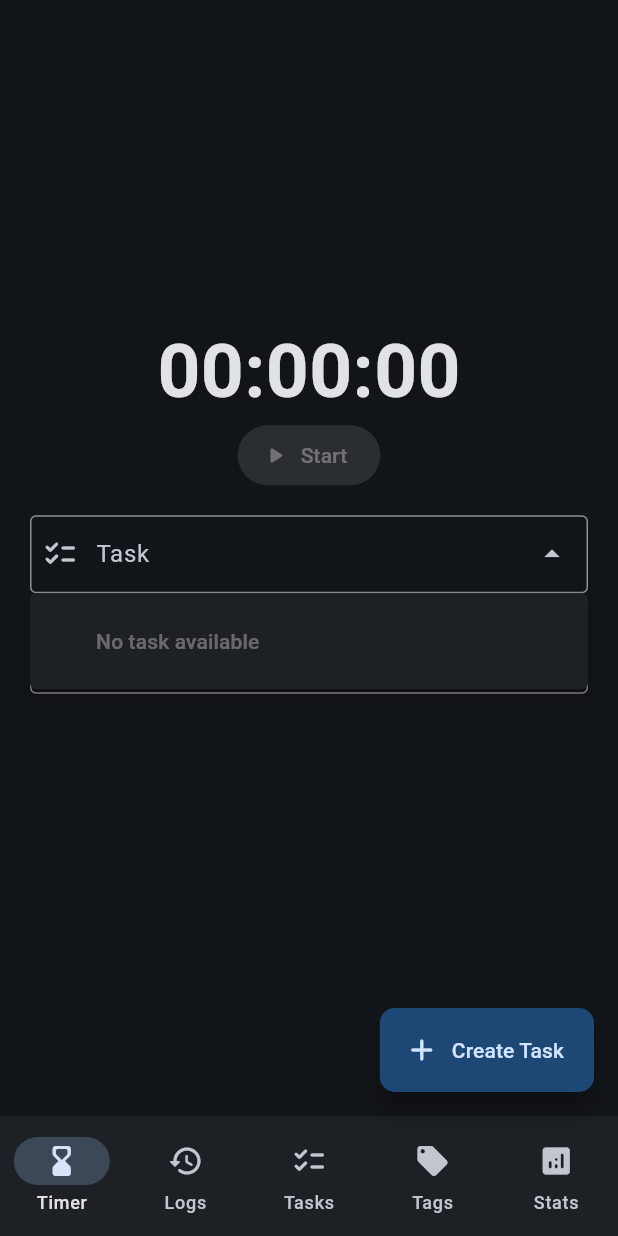
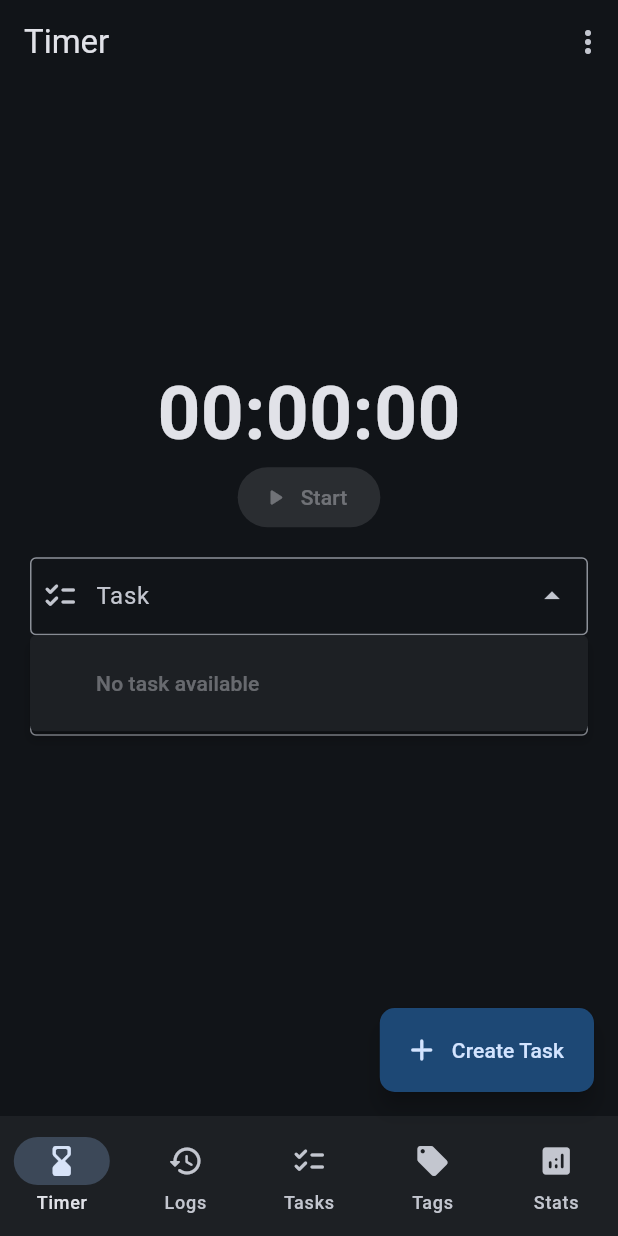
Before and after one commit to siddharthroy12/timebrew, a Flutter app: the screen it shows after launch, after a tap on the "arrow drop down" icon, on a phone screen of 412 x 824 dp. Run offline on Flutter 3.47's test engine with Material 2 defaults, Android fonts, the phone set to English and light mode, and no system bars; drawn by our look-alikes of animated_flip_counter, dynamic_color; our stand-ins replace file_picker, isar, permission_handler, syncfusion_flutter_charts; accounts and stored records are empty; generated files the repository leaves out were written again.

Commit message:
Fixed some bugs

```diff
--- a/lib/services/isar_service.dart
+++ b/lib/services/isar_service.dart
@@ -1,3 +1,5 @@
+import 'dart:io';
+
 import 'package:isar/isar.dart';
 import 'package:timebrew/models/tag.dart';
 import 'package:timebrew/models/task.dart';
@@ -15,14 +17,24 @@ class IsarService {
     final dir = await getApplicationDocumentsDirectory();
 
     if (Isar.instanceNames.isEmpty) {
-      return await Isar.open(
-        [TimelogSchema, TaskSchema, TagSchema],
-        directory: dir.path,
-        name: 'timebrew',
-      );
+      try {
+        return await _openIsar(dir);
+      } catch (err) {
+        File destFile = File('${dir.path}/timebrew.isar');
+        destFile.deleteSync();
+        return await _openIsar(dir);
+      }
     }
 
     return Future.value(Isar.getInstance('timebrew'));
+  }
+
+  Future<Isar> _openIsar(Directory dir) {
+    return Isar.open(
+      [TimelogSchema, TaskSchema, TagSchema],
+      directory: dir.path,
+      name: 'timebrew',
+    );
   }
 
   Future<Timelog?> getTimelogById(Id timelogId) async {
--- a/lib/tabs/timelogs.dart
+++ b/lib/tabs/timelogs.dart
@@ -1,3 +1,4 @@
+import 'package:flutter/gestures.dart';
 import 'package:flutter/material.dart';
 import 'package:isar/isar.dart';
 import 'package:timebrew/extensions/date_time.dart';
@@ -28,6 +29,7 @@ class _TimelogsState extends State<Timelogs>
   Id? _selectedTag;
   final _isar = IsarService();
   Map<String, List<Timelog>> _groupedTimelogs = {};
+  ScrollController _dateScrollController = ScrollController();
   final List<String> _dates = [];
   String selectedDate = 'Logs';
   int _minDateTimestamp = 0;
@@ -45,6 +47,7 @@ class _TimelogsState extends State<Timelogs>
 
   void _loadTimelogs() {
     _isar.getTimelogStream().listen((timelogs) {
+      if (timelogs.isNotEmpty) {
         final Map<String, List<Timelog>> groupedTimelogs = {};
         // Group timelogs and Calculate minimum and maximum date
         if (timelogs.isNotEmpty) {
@@ -61,7 +64,8 @@ class _TimelogsState extends State<Timelogs>
           }
 
           final dateTimeString =
-            DateTime.fromMillisecondsSinceEpoch(timelog.endTime).toDateString();
+              DateTime.fromMillisecondsSinceEpoch(timelog.endTime)
+                  .toDateString();
           if (groupedTimelogs.containsKey(dateTimeString)) {
             groupedTimelogs[dateTimeString]!.add(timelog);
           } else {
@@ -69,7 +73,7 @@ class _TimelogsState extends State<Timelogs>
           }
         }
 
-      _minDateTimestamp -= Duration.millisecondsPerDay * 5;
+        _minDateTimestamp -= Duration.millisecondsPerDay * 30;
 
         for (var currentDate =
                 DateTime.fromMillisecondsSinceEpoch(_maxDateTimestamp);
@@ -79,11 +83,12 @@ class _TimelogsState extends State<Timelogs>
           _dates.add(dateTimeString);
         }
 
-      selectedDate =
-          DateTime.fromMillisecondsSinceEpoch(_maxDateTimestamp).toDateString();
+        selectedDate = DateTime.fromMillisecondsSinceEpoch(_maxDateTimestamp)
+            .toDateString();
         setState(() {
           _groupedTimelogs = groupedTimelogs;
         });
+      }
     });
   }
 
@@ -96,6 +101,7 @@ class _TimelogsState extends State<Timelogs>
 
     return Scaffold(
       appBar: AppBar(
+        scrolledUnderElevation: 0,
         title: Text(selectedDate),
         actions: [
           IconButton(
@@ -111,15 +117,17 @@ class _TimelogsState extends State<Timelogs>
                 initialDate: initialDate,
                 firstDate: firstDate,
                 lastDate: lastDate,
-              ).then((value) {
+              ).then(
+                (value) {
                   setState(
                     () {
                       if (value != null) {
-                      selectedDate = value!.toDateString();
+                        selectedDate = value.toDateString();
                       }
                     },
                   );
-              });
+                },
+              );
             },
             icon: const Icon(
               Icons.calendar_month_rounded,
@@ -127,7 +135,8 @@ class _TimelogsState extends State<Timelogs>
           ),
           const AppBarMenuButton()
         ],
-        bottom: PreferredSize(
+        bottom: hasData
+            ? PreferredSize(
                 preferredSize: const Size.fromHeight(105),
                 child: SizedBox(
                   height: 105,
@@ -135,7 +144,16 @@ class _TimelogsState extends State<Timelogs>
                     children: [
                       SizedBox(
                         height: 60,
+                        child: Listener(
+                          onPointerSignal: (event) {
+                            if (event is PointerScrollEvent) {
+                              final offset = event.scrollDelta.dy;
+                              _dateScrollController.jumpTo(
+                                  _dateScrollController.offset + offset);
+                            }
+                          },
                           child: ListView.separated(
+                            controller: _dateScrollController,
                             scrollDirection: Axis.horizontal,
                             reverse: true,
                             itemCount: _dates.length,
@@ -151,7 +169,9 @@ class _TimelogsState extends State<Timelogs>
                                 child: Material(
                                   color: _dates[index] != selectedDate
                                       ? Theme.of(context).colorScheme.primary
-                              : Theme.of(context).colorScheme.inversePrimary,
+                                      : Theme.of(context)
+                                          .colorScheme
+                                          .inversePrimary,
                                   shape: RoundedRectangleBorder(
                                     borderRadius: BorderRadius.circular(6),
                                   ),
@@ -171,15 +191,16 @@ class _TimelogsState extends State<Timelogs>
                                               child: Text(
                                                 month,
                                                 style: TextStyle(
-                                          color: _dates[index] != selectedDate
+                                                  color: _dates[index] !=
+                                                          selectedDate
                                                       ? Theme.of(context)
                                                           .colorScheme
                                                           .onPrimary
                                                       : Theme.of(context)
                                                           .colorScheme
                                                           .primary,
-                                          fontWeight:
-                                              _dates[index] != selectedDate
+                                                  fontWeight: _dates[index] !=
+                                                          selectedDate
                                                       ? FontWeight.w500
                                                       : FontWeight.w400,
                                                   fontSize: 13,
@@ -193,15 +214,16 @@ class _TimelogsState extends State<Timelogs>
                                             child: Text(
                                               date,
                                               style: TextStyle(
-                                        color: _dates[index] != selectedDate
+                                                color: _dates[index] !=
+                                                        selectedDate
                                                     ? Theme.of(context)
                                                         .colorScheme
                                                         .onPrimary
                                                     : Theme.of(context)
                                                         .colorScheme
                                                         .primary,
-                                        fontWeight:
-                                            _dates[index] != selectedDate
+                                                fontWeight: _dates[index] !=
+                                                        selectedDate
                                                     ? FontWeight.w500
                                                     : FontWeight.w400,
                                                 fontSize: 15,
@@ -215,6 +237,7 @@ class _TimelogsState extends State<Timelogs>
                                 ),
                               );
                             },
+                          ),
                         ),
                       ),
                       const SizedBox(
@@ -232,9 +255,11 @@ class _TimelogsState extends State<Timelogs>
                     ],
                   ),
                 ),
+              )
+            : null,
       ),
-      ),
-      body: Column(
+      body: hasData
+          ? Column(
               children: [
                 const SizedBox(
                   height: 10,
@@ -301,7 +326,8 @@ class _TimelogsState extends State<Timelogs>
                   }),
                 )
               ],
-      ),
+            )
+          : const NoDataEmoji(),
     );
   }
 }
--- a/lib/tabs/timer.dart
+++ b/lib/tabs/timer.dart
@@ -6,6 +6,7 @@ import 'package:timebrew/models/task.dart';
 import 'package:timebrew/models/timelog.dart';
 import 'package:timebrew/services/isar_service.dart';
 import 'package:timebrew/utils.dart';
+import 'package:timebrew/widgets/app_bar_menu_button.dart';
 
 enum TimerState { stopped, running, paused }
 
@@ -192,7 +193,13 @@ class _TimerState extends State<Timer>
       ),
     );
 
-    return Center(
+    return Scaffold(
+      appBar: AppBar(
+        scrolledUnderElevation: 0,
+        title: const Text('Timer'),
+        actions: const [AppBarMenuButton()],
+      ),
+      body: Center(
         child: Row(
           children: [
             Expanded(
@@ -322,7 +329,8 @@ class _TimerState extends State<Timer>
                               initialData: const [],
                               stream: _isar.getTaskStream(),
                               builder: (context, tasks) {
-                              List<DropdownMenuEntry> dropdownMenuEntries = [];
+                                List<DropdownMenuEntry> dropdownMenuEntries =
+                                    [];
 
                                 for (var task in tasks.data!) {
                                   dropdownMenuEntries.add(
@@ -332,7 +340,8 @@ class _TimerState extends State<Timer>
                                       style: ButtonStyle(
                                         padding:
                                             MaterialStateProperty.resolveWith(
-                                        (states) => const EdgeInsets.symmetric(
+                                          (states) =>
+                                              const EdgeInsets.symmetric(
                                             horizontal: 40,
                                             vertical: 10,
                                           ),
@@ -351,7 +360,8 @@ class _TimerState extends State<Timer>
                                       style: ButtonStyle(
                                         padding:
                                             MaterialStateProperty.resolveWith(
-                                        (states) => const EdgeInsets.symmetric(
+                                          (states) =>
+                                              const EdgeInsets.symmetric(
                                             horizontal: 40,
                                             vertical: 10,
                                           ),
@@ -402,6 +412,7 @@ class _TimerState extends State<Timer>
             ),
           ],
         ),
+      ),
     );
   }
 }
```
Also changed, not shown: lib/widgets/tag_filter.dart (+12 -1 lines), flutter_01.png (added). Lines whose indentation alone changed are shown as unchanged.
